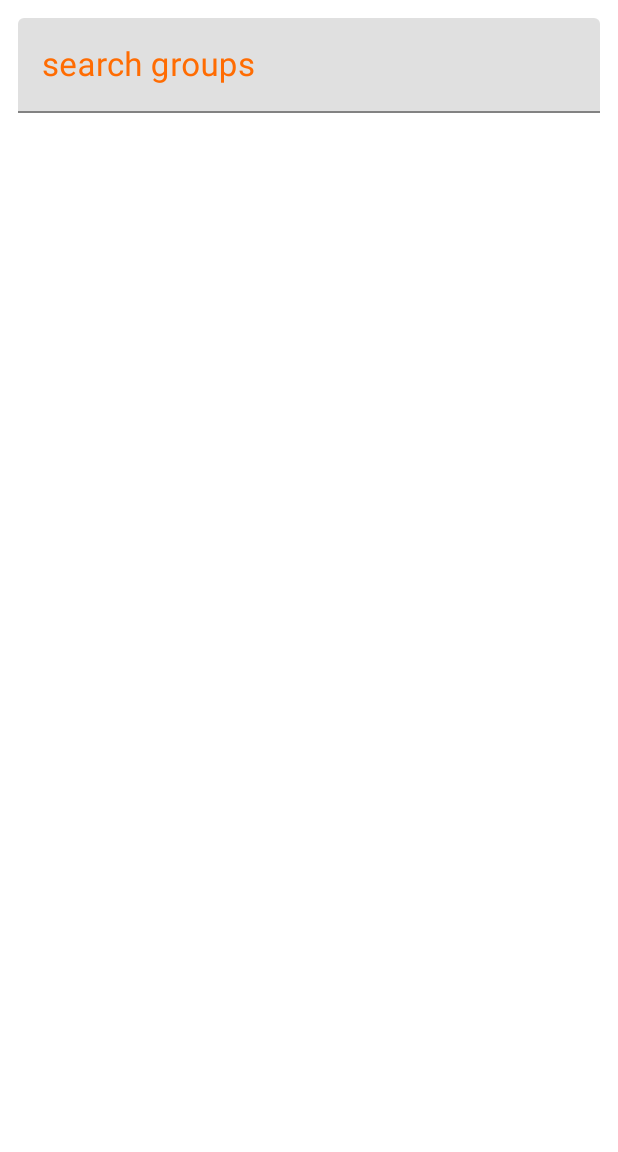
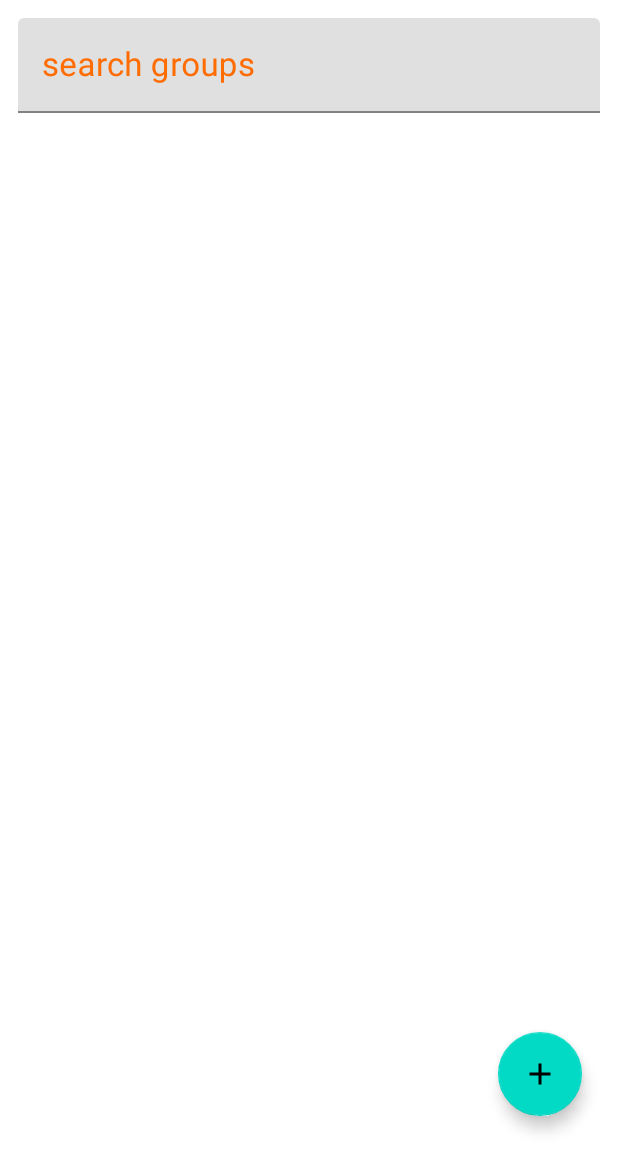
Before and after one commit to romashka1999/chat_mobile, an Android app: the HomeFragment screen opened through its navigation route, on a phone screen of 412 x 824 dp, the part 84-1236 px from its top. Run offline under Robolectric (Android 15) with nearby library versions, the phone set to English and light mode, and no system bars.

Commit message:
added creategRoup ragment and service needs finish

```diff
--- /dev/null
+++ b/app/src/main/java/com/example/chat_mobile/payload/GroupCreateDto.kt
@@ -0,0 +1,6 @@
+package com.example.chat_mobile.payload
+
+data class GroupCreateDto (
+    val title: String,
+    val isPublic: Boolean
+)
--- a/app/src/main/java/com/example/chat_mobile/service/GroupsService.kt
+++ b/app/src/main/java/com/example/chat_mobile/service/GroupsService.kt
@@ -1,11 +1,19 @@
 package com.example.chat_mobile.service
 
+import com.example.chat_mobile.dto.SignInDto
 import com.example.chat_mobile.payload.Group
+import com.example.chat_mobile.payload.GroupCreateDto
+import com.example.chat_mobile.payload.SignInResponse
 import retrofit2.Call
+import retrofit2.http.Body
 import retrofit2.http.GET
 import retrofit2.http.Header
+import retrofit2.http.POST
 
 interface GroupsService {
     @GET("/group/getAllJoinedGroups")
     fun getGroups(@Header("Authorization") token: String): Call<List<Group>>
+
+    @POST("/group/createGroup")
+    fun createGroup(@Body groupCreateDto: GroupCreateDto, @Header("Authorization") token: String): Call<String>
 }
--- a/app/src/main/java/com/example/chat_mobile/ui/fragment/HomeFragment.kt
+++ b/app/src/main/java/com/example/chat_mobile/ui/fragment/HomeFragment.kt
@@ -6,16 +6,19 @@ import androidx.fragment.app.Fragment
 import android.view.LayoutInflater
 import android.view.View
 import android.view.ViewGroup
+import androidx.navigation.fragment.findNavController
 import androidx.recyclerview.widget.LinearLayoutManager
 import androidx.recyclerview.widget.RecyclerView
 import com.example.chat_mobile.R
 import com.example.chat_mobile.ui.recycler_view.GroupListAdapter
 import com.example.chat_mobile.util.getJwtTokenSharedPreferences
 import com.example.chat_mobile.view_model.GroupViewModel
+import com.google.android.material.floatingactionbutton.FloatingActionButton
 
 class HomeFragment : Fragment() {
     private val groupViewModel: GroupViewModel = GroupViewModel()
     private lateinit var recyclerView: RecyclerView
+    private lateinit var createGroupBtn: FloatingActionButton;
 
     override fun onCreate(savedInstanceState: Bundle?) {
         super.onCreate(savedInstanceState)
@@ -31,10 +34,11 @@ class HomeFragment : Fragment() {
     }
 
     private fun initViews(view: View) {
+        createGroupBtn = view.findViewById(R.id.createie_group_floatingActionButton)
         recyclerView = view.findViewById(R.id.home_groups_recycler_view)
         recyclerView.layoutManager = LinearLayoutManager(this@HomeFragment.context, LinearLayoutManager.VERTICAL, false)
 
-        groupViewModel.getGroups(getToken()!!)
+        groupViewModel.getGroups(getToken())
 
         groupViewModel.groupsLiveData.observe(
             viewLifecycleOwner,
@@ -42,10 +46,16 @@ class HomeFragment : Fragment() {
                 recyclerView.adapter = GroupListAdapter(it)
             }
         )
-
+        initListeners()
     }
 
-    private fun getToken(): String? {
-        return getJwtTokenSharedPreferences().getString(getString(R.string.token), "")
+    private fun initListeners() {
+        createGroupBtn.setOnClickListener {
+            findNavController().navigate(R.id.createGroupFragment)
+        }
+    }
+
+    private fun getToken(): String {
+        return "Bearer ${getJwtTokenSharedPreferences().getString(getString(R.string.token), "")}"
     }
 }
--- /dev/null
+++ b/app/src/main/res/drawable-v24/ic_add.xml
@@ -0,0 +1,25 @@
+<!--
+  ~ Copyright (C) 2019 The Android Open Source Project
+  ~
+  ~ Licensed under the Apache License, Version 2.0 (the "License");
+  ~ you may not use this file except in compliance with the License.
+  ~ You may obtain a copy of the License at
+  ~
+  ~      http://www.apache.org/licenses/LICENSE-2.0
+  ~
+  ~ Unless required by applicable law or agreed to in writing, software
+  ~ distributed under the License is distributed on an "AS IS" BASIS,
+  ~ WITHOUT WARRANTIES OR CONDITIONS OF ANY KIND, either express or implied.
+  ~ See the License for the specific language governing permissions and
+  ~ limitations under the License.
+  -->
+
+<vector xmlns:android="http://schemas.android.com/apk/res/android"
+    android:width="24dp"
+    android:height="24dp"
+    android:viewportWidth="24.0"
+    android:viewportHeight="24.0">
+    <path
+        android:fillColor="#FFFFFFFF"
+        android:pathData="M19,13h-6v6h-2v-6H5v-2h6V5h2v6h6v2z" />
+</vector>
--- a/app/src/main/res/layout/fragment_home.xml
+++ b/app/src/main/res/layout/fragment_home.xml
@@ -51,5 +51,17 @@
             app:layout_constraintStart_toStartOf="parent"
             app:layout_constraintTop_toBottomOf="@+id/textInputLayout" />
 
+        <com.google.android.material.floatingactionbutton.FloatingActionButton
+            android:id="@+id/createie_group_floatingActionButton"
+            android:layout_width="wrap_content"
+            android:layout_height="wrap_content"
+            android:layout_marginEnd="24dp"
+            android:layout_marginBottom="24dp"
+            android:clickable="true"
+            android:focusable="true"
+            app:layout_constraintBottom_toBottomOf="parent"
+            app:layout_constraintEnd_toEndOf="parent"
+            app:srcCompat="@drawable/ic_add" />
+
     </androidx.constraintlayout.widget.ConstraintLayout>
 </ScrollView>
--- a/app/src/main/res/navigation/app_navigation.xml
+++ b/app/src/main/res/navigation/app_navigation.xml
@@ -29,5 +29,14 @@
         android:id="@+id/homeFragment"
         android:name="com.example.chat_mobile.ui.fragment.HomeFragment"
         android:label="HomeFragment"
-        tools:layout="@layout/fragment_home"/>
+        tools:layout="@layout/fragment_home">
+        <action
+            android:id="@+id/action_homeFragment_to_createGroupFragment"
+            app:destination="@id/createGroupFragment" />
+    </fragment>
+    <fragment
+        android:id="@+id/createGroupFragment"
+        android:name="com.example.chat_mobile.ui.fragment.CreateGroupFragment"
+        android:label="fragment_create_group"
+        tools:layout="@layout/fragment_create_group" />
 </navigation>
--- a/app/src/main/res/values/strings.xml
+++ b/app/src/main/res/values/strings.xml
@@ -8,4 +8,7 @@
     <string name="enter_email">Enter Email</string>
     <string name="enter_username">Enter Username</string>
     <string name="sign_in">Sign In</string>
+    <string name="group_title">group title</string>
+    <string name="create_group">create group</string>
+    <string name="create_your_group">Create your group</string>
 </resources>
```
Also changed, not shown: app/src/main/java/com/example/chat_mobile/ui/fragment/CreateGroupFragment.kt (added, +31 -0 lines), app/src/main/java/com/example/chat_mobile/view_model/GroupViewModel.kt (+19 -0 lines), app/src/main/res/layout/fragment_create_group.xml (added, +59 -0 lines).
